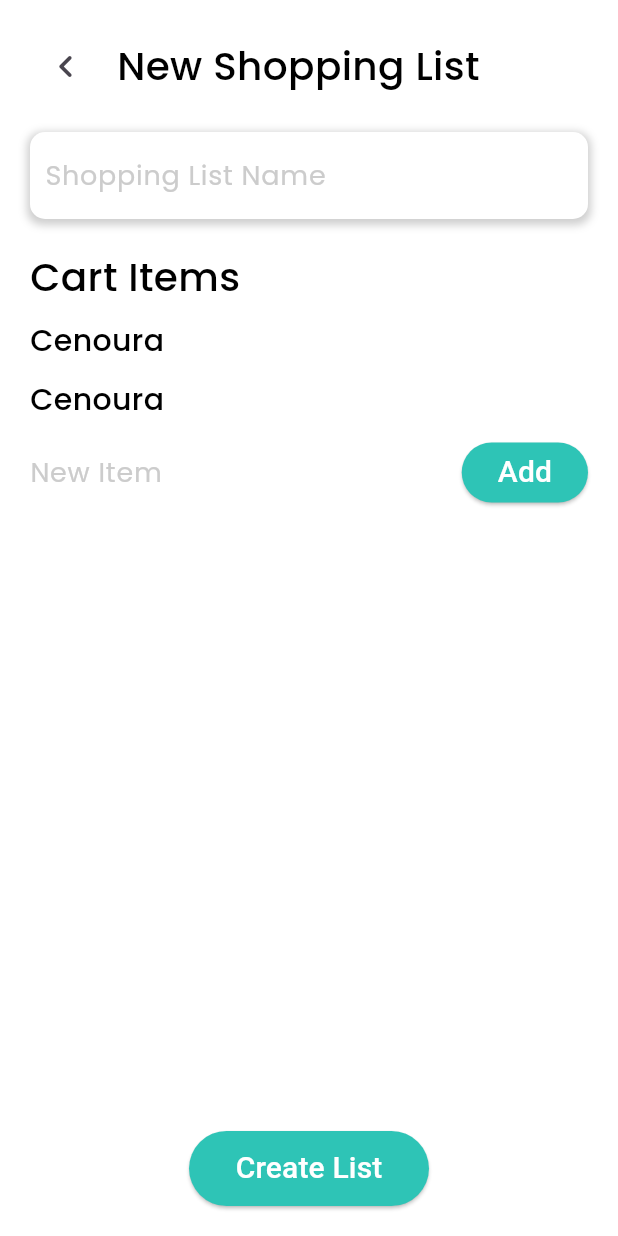
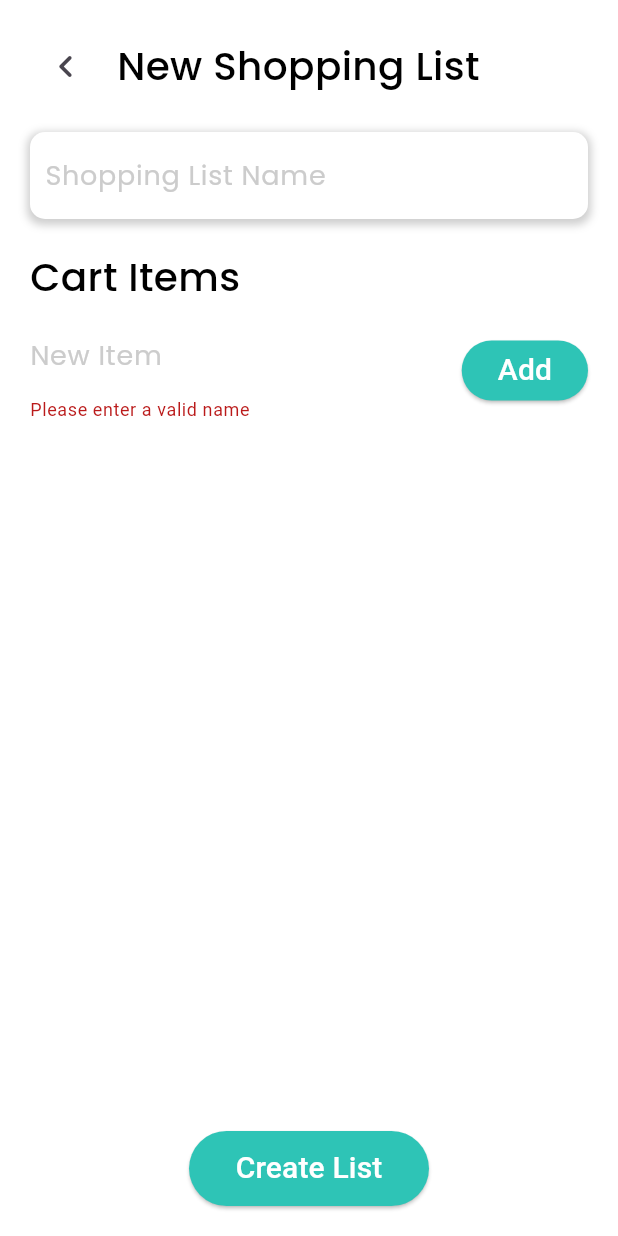
Before and after one commit to lfbardi/mobilab_flutter_assignment, a Flutter app: the CreateShoppingListPage widget shown alone on an empty page, opened directly, after a tap on "Add", on a phone screen of 412 x 824 dp. Run offline on Flutter 3.47's test engine with Material 2 defaults, Android fonts, the phone set to English and light mode, and no system bars; our stand-ins replace dartz, dio, flutter_riverpod; network calls fail.

Commit message:
create shopping list state and store

```diff
--- /dev/null
+++ b/lib/features/create_shopping_list/presentation/store/create_shopping_list_state.dart
@@ -0,0 +1,26 @@
+enum CreateShoppingListStatus {
+  initial,
+  creatingShoppingList,
+  success,
+  error,
+}
+
+class CreateShoppingListState {
+  final String errorMessage;
+  final CreateShoppingListStatus status;
+
+  CreateShoppingListState({
+    required this.errorMessage,
+    required this.status,
+  });
+
+  CreateShoppingListState copyWith({
+    String? errorMessage,
+    CreateShoppingListStatus? status,
+  }) {
+    return CreateShoppingListState(
+      errorMessage: errorMessage ?? this.errorMessage,
+      status: status ?? this.status,
+    );
+  }
+}
--- /dev/null
+++ b/lib/features/create_shopping_list/presentation/store/create_shopping_list_store.dart
@@ -0,0 +1,67 @@
+// ignore: avoid_web_libraries_in_flutter
+import 'package:flutter_riverpod/flutter_riverpod.dart';
+import 'package:mobilab_flutter_assignment/core/dio/firebase_dio.dart';
+import 'package:mobilab_flutter_assignment/features/create_shopping_list/data/create_shopping_list_remote_datasource.dart';
+import 'package:mobilab_flutter_assignment/features/create_shopping_list/data/create_shopping_list_repository.dart';
+import 'package:mobilab_flutter_assignment/features/create_shopping_list/presentation/store/create_shopping_list_state.dart';
+
+import '../../../home/data/models/shopping_item.dart';
+
+final createShoppingListRemoteDatasource =
+    Provider.autoDispose<CreateShoppingListRemoteDatasource>((ref) {
+  return CreateShoppingListRemoteDatasourceImpl(dio: ref.read(firebaseDio));
+});
+
+final createShoppingListRepository =
+    Provider.autoDispose<CreateShoppingListRepository>((ref) {
+  return CreateShoppingListRepositoryImpl(
+    datasource: ref.read(createShoppingListRemoteDatasource),
+  );
+});
+
+final createShoppingListStore = StateNotifierProvider.autoDispose<
+    CreateShoppingListStore, CreateShoppingListState>(
+  (ref) => CreateShoppingListStore(
+    repository: ref.read(
+      createShoppingListRepository,
+    ),
+  ),
+);
+
+class CreateShoppingListStore extends StateNotifier<CreateShoppingListState> {
+  CreateShoppingListStore({
+    required this.repository,
+  }) : super(
+          CreateShoppingListState(
+            errorMessage: '',
+            status: CreateShoppingListStatus.initial,
+          ),
+        );
+
+  final CreateShoppingListRepository repository;
+
+  Future createShoppingList(String title, List<ShoppingItem> items) async {
+    state = state.copyWith(
+      status: CreateShoppingListStatus.creatingShoppingList,
+    );
+
+    final createShoppingListEither = await repository.createShoppingList(
+      title: title,
+      items: items,
+    );
+
+    createShoppingListEither.fold(
+      (failure) {
+        state = state.copyWith(
+          status: CreateShoppingListStatus.error,
+          errorMessage: failure.errorMessage,
+        );
+      },
+      (shoppingLists) {
+        state = state.copyWith(
+          status: CreateShoppingListStatus.success,
+        );
+      },
+    );
+  }
+}
--- a/lib/features/create_shopping_list/presentation/ui/create_shopping_list.dart
+++ b/lib/features/create_shopping_list/presentation/ui/create_shopping_list.dart
@@ -1,8 +1,12 @@
 import 'package:flutter/material.dart';
 import 'package:flutter_riverpod/flutter_riverpod.dart';
 import 'package:mobilab_flutter_assignment/core/design_system/text_styles.dart';
+import 'package:mobilab_flutter_assignment/features/home/data/models/shopping_item.dart';
+import 'package:mobilab_flutter_assignment/features/home/presentation/store/home_store.dart';
 
 import '../../../../core/design_system/colors.dart';
+import '../store/create_shopping_list_state.dart';
+import '../store/create_shopping_list_store.dart';
 import 'widgets/elevated_text_field.dart';
 
 class CreateShoppingListPage extends ConsumerStatefulWidget {
@@ -17,9 +21,16 @@ class _CreateShoppingListPageState
     extends ConsumerState<CreateShoppingListPage> {
   final shoppingListNameController = TextEditingController();
   final addItemsController = TextEditingController();
+  final nameFormKey = GlobalKey<FormState>();
+  final itemFormKey = GlobalKey<FormState>();
+  List<ShoppingItem> items = [];
 
   @override
   Widget build(BuildContext context) {
+    final state = ref.watch(createShoppingListStore);
+    final store = ref.read(createShoppingListStore.notifier);
+    final storeHome = ref.read(homeStore.notifier);
+
     return Material(
       child: Container(
         width: MediaQuery.of(context).size.width,
@@ -50,9 +61,12 @@ class _CreateShoppingListPageState
                     ],
                   ),
                   const SizedBox(height: 20),
-                  ElevatedTextField(
-                    controller: TextEditingController(),
+                  Form(
+                    key: nameFormKey,
+                    child: ElevatedTextField(
+                      controller: shoppingListNameController,
                       hintText: 'Shopping List Name',
+                    ),
                   ),
                   const SizedBox(height: 20),
                   Text(
@@ -63,12 +77,12 @@ class _CreateShoppingListPageState
                   Flexible(
                     child: ListView.builder(
                       shrinkWrap: true,
-                      itemCount: 2,
+                      itemCount: items.length,
                       itemBuilder: (context, index) {
                         return Padding(
                           padding: const EdgeInsets.only(bottom: 10),
                           child: Text(
-                            'Cenoura',
+                            items[index].title,
                             style: kTitle.copyWith(fontSize: 20),
                           ),
                         );
@@ -79,12 +93,24 @@ class _CreateShoppingListPageState
                     crossAxisAlignment: CrossAxisAlignment.center,
                     children: [
                       Flexible(
+                        child: Form(
+                          key: itemFormKey,
                           child: TextFormField(
                             controller: addItemsController,
+                            style: kTitle.copyWith(fontSize: 18),
+                            validator: (value) {
+                              if (value == null ||
+                                  value.isEmpty ||
+                                  value.length < 3) {
+                                return 'Please enter a valid name';
+                              }
+                              return null;
+                            },
                             decoration: InputDecoration(
                               border: InputBorder.none,
                               hintText: 'New Item',
                               hintStyle: kDescription.copyWith(fontSize: 18),
+                            ),
                           ),
                         ),
                       ),
@@ -95,7 +121,19 @@ class _CreateShoppingListPageState
                             backgroundColor:
                                 MaterialStatePropertyAll(kPrimaryColor),
                           ),
-                          onPressed: () async {},
+                          onPressed: () async {
+                            if (itemFormKey.currentState!.validate()) {
+                              setState(() {
+                                items.add(
+                                  ShoppingItem(
+                                    title: addItemsController.text,
+                                    isChecked: false,
+                                  ),
+                                );
+                                addItemsController.clear();
+                              });
+                            }
+                          },
                           child: const Text(
                             'Add',
                             style: TextStyle(
@@ -119,14 +157,30 @@ class _CreateShoppingListPageState
                       backgroundColor: MaterialStatePropertyAll(kPrimaryColor),
                     ),
                     onPressed: () async {
-                      Navigator.push(
-                        context,
-                        MaterialPageRoute(
-                          builder: (context) => const CreateShoppingListPage(),
+                      if (nameFormKey.currentState!.validate() &&
+                          items.isNotEmpty) {
+                        store
+                            .createShoppingList(
+                          shoppingListNameController.text,
+                          items,
+                        )
+                            .then((value) {
+                          shoppingListNameController.clear();
+                          Navigator.of(context)
+                              .pop(storeHome.getAllShoppingLists());
+                        });
+                      }
+                    },
+                    child: state.status ==
+                            CreateShoppingListStatus.creatingShoppingList
+                        ? const SizedBox(
+                            width: 20,
+                            height: 20,
+                            child: CircularProgressIndicator(
+                              color: Colors.white,
                             ),
-                      );
-                    },
-                    child: const Text(
+                          )
+                        : const Text(
                             'Create List',
                             style: TextStyle(
                               color: Colors.white,
```
Lines whose indentation alone changed are shown as unchanged.
